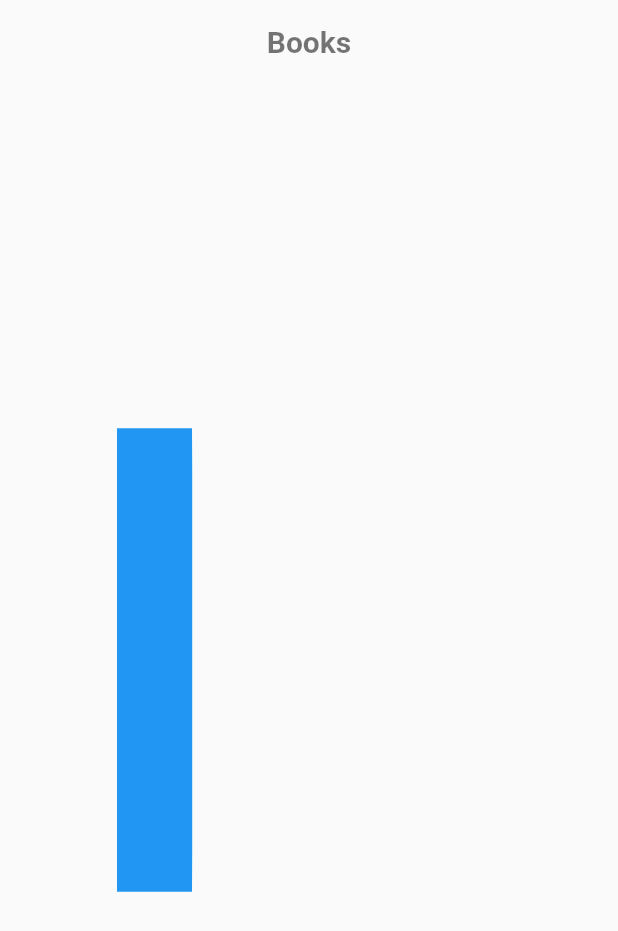
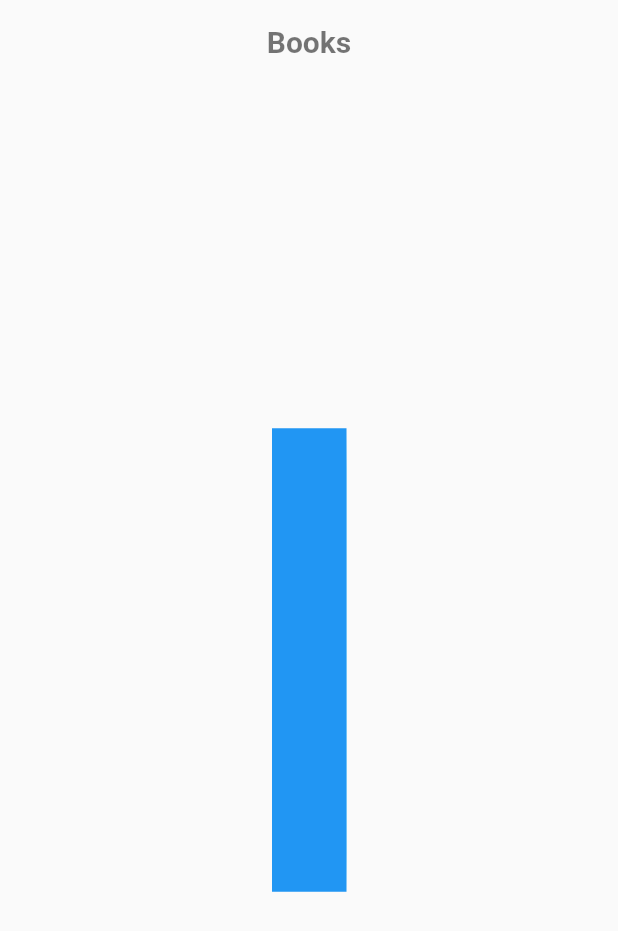
Before and after one commit to samuelhk0595/books_app, a Flutter app: the screen it shows after launch, on a phone screen of 412 x 824 dp. Shown: the top 931 px of the screen. Run offline on Flutter 3.47's test engine with Material 2 defaults, Android fonts, the phone set to English and light mode, and no system bars.

Commit message:
Simple refactor and optimization

```diff
--- a/lib/main.dart
+++ b/lib/main.dart
@@ -45,7 +45,7 @@ class _MyHomePageState extends State<MyHomePage> {
         elevation: 0.0,
         backgroundColor: Colors.transparent,
       ),
-      body: Center(child: BookWidget()),
+      body: Center(child: Book3D()),
     );
   }
 }
--- a/lib/widgets/book_3d_widget.dart
+++ b/lib/widgets/book_3d_widget.dart
@@ -1,14 +1,14 @@
 import 'package:books_app/utils/device_util.dart';
 import 'package:flutter/material.dart';
 
-class BookWidget extends StatefulWidget {
-  BookWidget({Key? key}) : super(key: key);
+class Book3D extends StatefulWidget {
+  Book3D({Key? key}) : super(key: key);
 
   @override
-  _BookWidgetState createState() => _BookWidgetState();
+  _Book3DState createState() => _Book3DState();
 }
 
-class _BookWidgetState extends State<BookWidget> with TickerProviderStateMixin {
+class _Book3DState extends State<Book3D> with TickerProviderStateMixin {
   late AnimationController bookYAxisController;
   late Animation<double> bookYAnimation;
 
@@ -23,6 +23,10 @@ class _BookWidgetState extends State<BookWidget> with TickerProviderStateMixin {
     );
   }
 
+  double get coverWidth => Device.width * 0.5;
+  double get spineWidth => 50;
+  double get containerWidth => spineWidth + (coverWidth * bookYAnimation.value);
+
   @override
   Widget build(BuildContext context) {
     return InkWell(
@@ -33,17 +37,31 @@ class _BookWidgetState extends State<BookWidget> with TickerProviderStateMixin {
           bookYAxisController.reverse();
         }
       },
-      child: Container(
-          child: AnimatedBuilder(
-              animation: bookYAnimation,
-              builder: (context, snapshot) {
-                return _BookWidget(
-                  coverWidth: Device.width * 0.5,
-                  spineWidth: 50,
+      splashColor: Colors.transparent,
+      highlightColor: Colors.transparent,
+      hoverColor: Colors.transparent,
+      child: AnimatedBuilder(
+          animation: bookYAnimation,
+          builder: (context, snapshot) {
+            return Container(
+              margin: marginCenterFixer(),
+              width: containerWidth,
+              child: SingleChildScrollView(
+                child: _BookWidget(
+                  coverWidth: coverWidth,
+                  spineWidth: spineWidth,
                   coverAnimationValue: bookYAnimation.value,
-                );
-              })),
+                ),
+                scrollDirection: Axis.horizontal,
+                physics: NeverScrollableScrollPhysics(),
+              ),
+            );
+          }),
     );
+  }
+
+  EdgeInsets marginCenterFixer() {
+    return EdgeInsets.only(right: spineWidth * bookYAnimation.value);
   }
 }
 
@@ -61,7 +79,9 @@ class _BookWidget extends StatelessWidget {
   final double aspectRatio;
   final double coverAnimationValue;
 
-  double get bookHeight => coverWidth * 1.5;
+  double get bookHeight => coverWidth * aspectRatio;
+
+  double get bookYAngleAplitude => 1.57;
 
   @override
   Widget build(BuildContext context) {
@@ -82,11 +102,12 @@ class _BookWidget extends StatelessWidget {
   }
 
   double computeSpineYAxisValue() {
-    return coverAnimationValue * 1.57;
+    return coverAnimationValue * bookYAngleAplitude;
   }
 
   double computeCoverYAxisValue() {
-    return -1.57 - (coverAnimationValue * -1.57);
+    final coverAngleValue = (0.0 - bookYAngleAplitude);
+    return coverAngleValue - (coverAnimationValue * coverAngleValue);
   }
 
   Widget transformYAxis({
```
